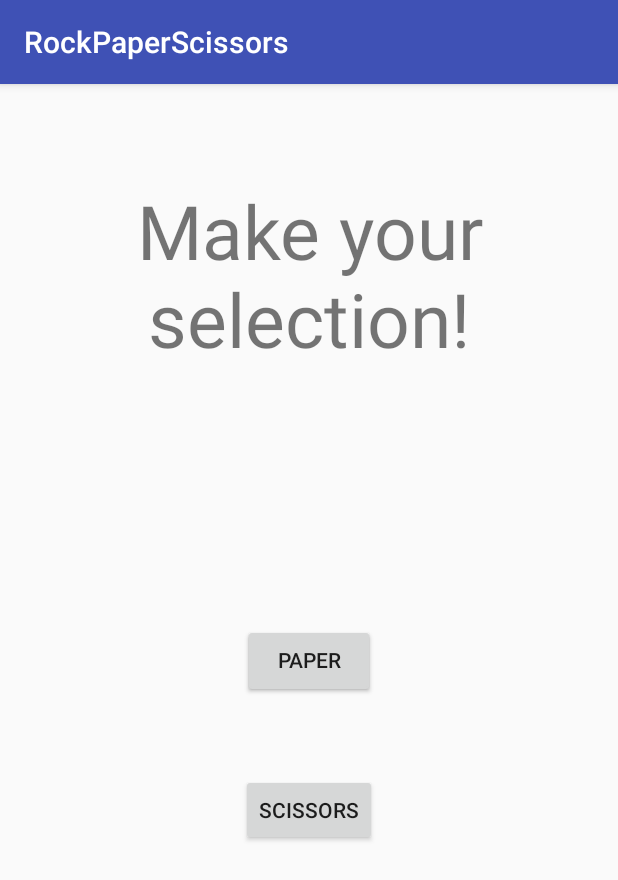
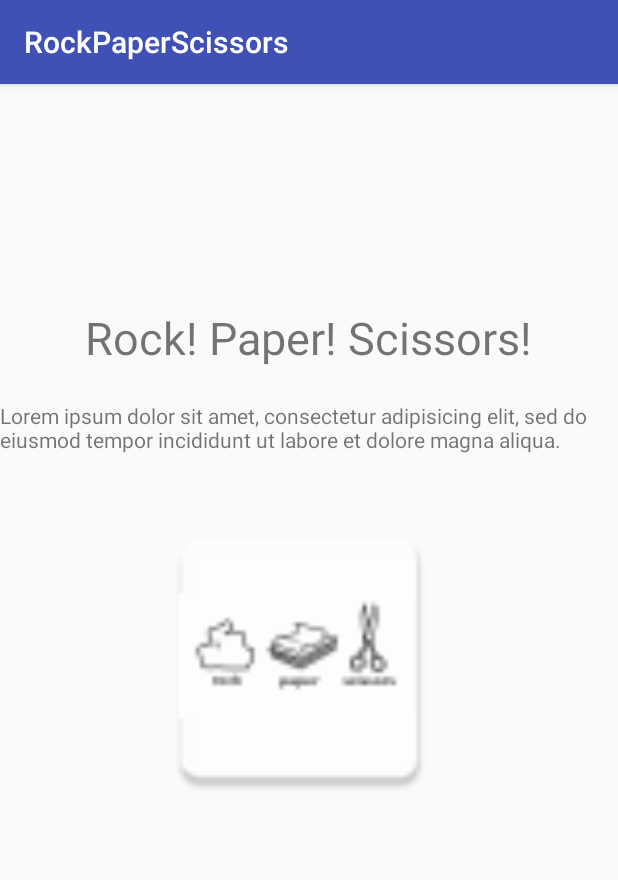
Before and after one commit to dominicfraser/RockPaperScissorsAndiodLab, an Android app: the screen it shows after launch (SelectionActivity before the commit, WelcomeActivity after it), on a phone screen of 412 x 824 dp. Shown: the top 880 px of the screen. Run offline under Robolectric (Android 15) with nearby library versions, the light colour scheme and no system bars.

Commit message:
new launcher page working

```diff
--- a/app/src/main/AndroidManifest.xml
+++ b/app/src/main/AndroidManifest.xml
@@ -12,6 +12,11 @@
         <activity android:name=".SelectionActivity">
             <intent-filter>
                 <action android:name="android.intent.action.MAIN" />
+            </intent-filter>
+        </activity>
+        <activity android:name=".WelcomeActivity">
+            <intent-filter>
+                <action android:name="android.intent.action.MAIN" />
 
                 <category android:name="android.intent.category.LAUNCHER" />
             </intent-filter>
--- a/app/src/main/java/example/codeclan/com/rockpaperscissors/SelectionActivity.java
+++ b/app/src/main/java/example/codeclan/com/rockpaperscissors/SelectionActivity.java
@@ -1,5 +1,6 @@
 package example.codeclan.com.rockpaperscissors;
 
+import android.content.Intent;
 import android.support.v7.app.AppCompatActivity;
 import android.os.Bundle;
 import android.util.Log;
@@ -21,6 +22,9 @@ public class SelectionActivity extends AppCompatActivity {
 
         title_and_result = (TextView) findViewById(R.id.title_and_result);
         computerChoice = (TextView) findViewById(R.id.computerChoice);
+
+        Intent intent = getIntent();
+        Bundle extras = intent.getExtras();
     }
 
     public void onRockClick(View text){
--- /dev/null
+++ b/app/src/main/java/example/codeclan/com/rockpaperscissors/WelcomeActivity.java
@@ -0,0 +1,23 @@
+package example.codeclan.com.rockpaperscissors;
+
+import android.content.Intent;
+import android.support.v7.app.AppCompatActivity;
+import android.os.Bundle;
+import android.util.Log;
+import android.view.View;
+
+public class WelcomeActivity extends AppCompatActivity {
+
+    @Override
+    protected void onCreate(Bundle savedInstanceState) {
+        super.onCreate(savedInstanceState);
+        setContentView(R.layout.activity_welcome);
+    }
+
+    public void onMainImageClick(View text){
+        Log.d(getClass().toString(), "MainImage clicked");
+
+        Intent intent = new Intent(this,SelectionActivity.class);
+        startActivity(intent);
+    }
+}
--- /dev/null
+++ b/app/src/main/res/layout/activity_welcome.xml
@@ -0,0 +1,39 @@
+<?xml version="1.0" encoding="utf-8"?>
+<RelativeLayout xmlns:android="http://schemas.android.com/apk/res/android"
+    xmlns:app="http://schemas.android.com/apk/res-auto"
+    xmlns:tools="http://schemas.android.com/tools"
+    android:layout_width="match_parent"
+    android:layout_height="match_parent"
+    tools:context="example.codeclan.com.rockpaperscissors.WelcomeActivity">
+
+
+    <TextView
+        android:text="@string/welcome_title"
+        android:textSize="30sp"
+        android:layout_width="wrap_content"
+        android:layout_height="wrap_content"
+        android:layout_above="@+id/textView"
+        android:layout_centerHorizontal="true"
+        android:layout_marginBottom="22dp" />
+
+    <TextView
+        android:text="@string/welcome_text"
+        android:layout_width="wrap_content"
+        android:layout_height="wrap_content"
+        android:layout_above="@+id/imageView"
+        android:layout_alignParentLeft="true"
+        android:layout_alignParentStart="true"
+        android:layout_marginBottom="37dp"
+        android:id="@+id/textView" />
+
+    <ImageView
+        android:onClick="onMainImageClick"
+        android:src="@mipmap/rps_all_three"
+        android:layout_width="400dp"
+        android:layout_height="200dp"
+        android:layout_centerVertical="true"
+        android:layout_alignParentLeft="true"
+        android:layout_alignParentStart="true"
+        android:id="@+id/imageView" />
+
+</RelativeLayout>
--- a/app/src/main/res/values/strings.xml
+++ b/app/src/main/res/values/strings.xml
@@ -3,4 +3,6 @@
     <string name="rock_button_text">Rock</string>
     <string name="paper_button_text">Paper</string>
     <string name="scissors_button_text">Scissors</string>
+    <string name="welcome_text">Lorem ipsum dolor sit amet, consectetur adipisicing elit, sed do eiusmod tempor incididunt ut labore et dolore magna aliqua.</string>
+    <string name="welcome_title">Rock! Paper! Scissors!</string>
 </resources>
```
Also changed, not shown: app/src/main/res/mipmap-hdpi/rps_all_three.png (added), app/src/main/res/mipmap-mdpi/rps_all_three.png (added), app/src/main/res/mipmap-xhdpi/rps_all_three.png (added), app/src/main/res/mipmap-xxhdpi/rps_all_three.png (added), app/src/main/res/mipmap-xxxhdpi/rps_all_three.png (added), app/src/main/rps_all_three-web.png (added), 1 other file.
